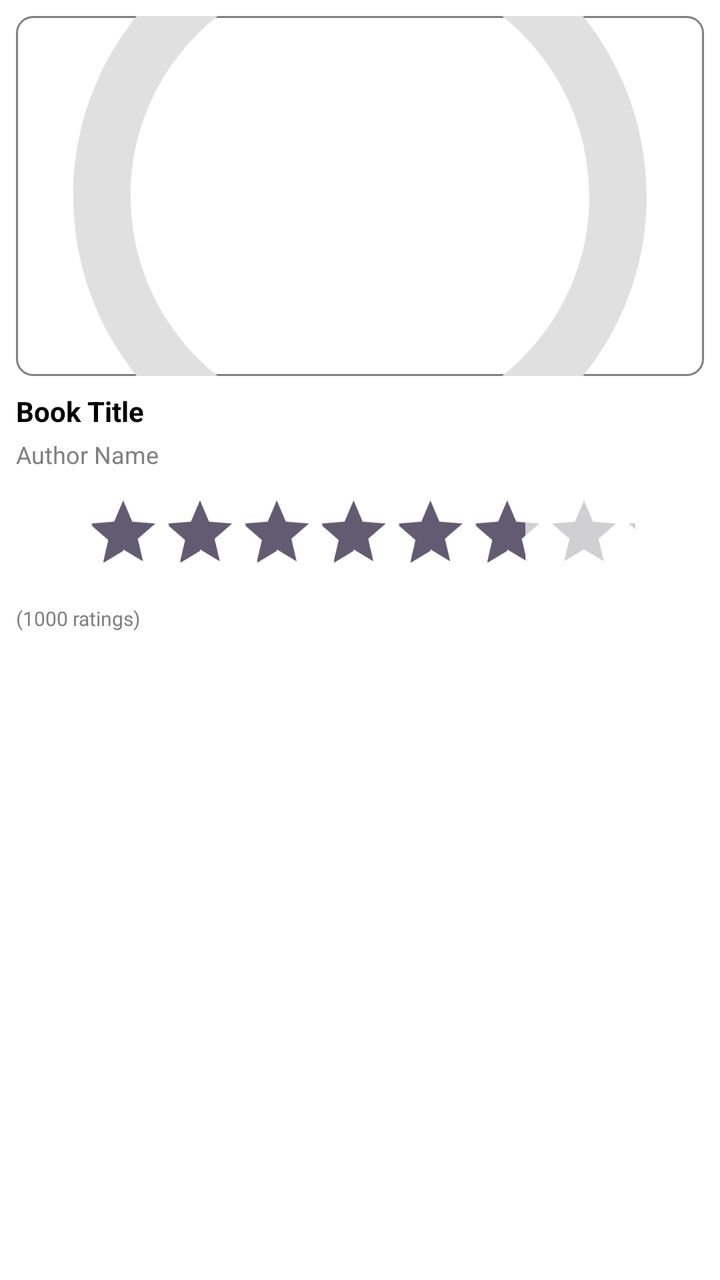
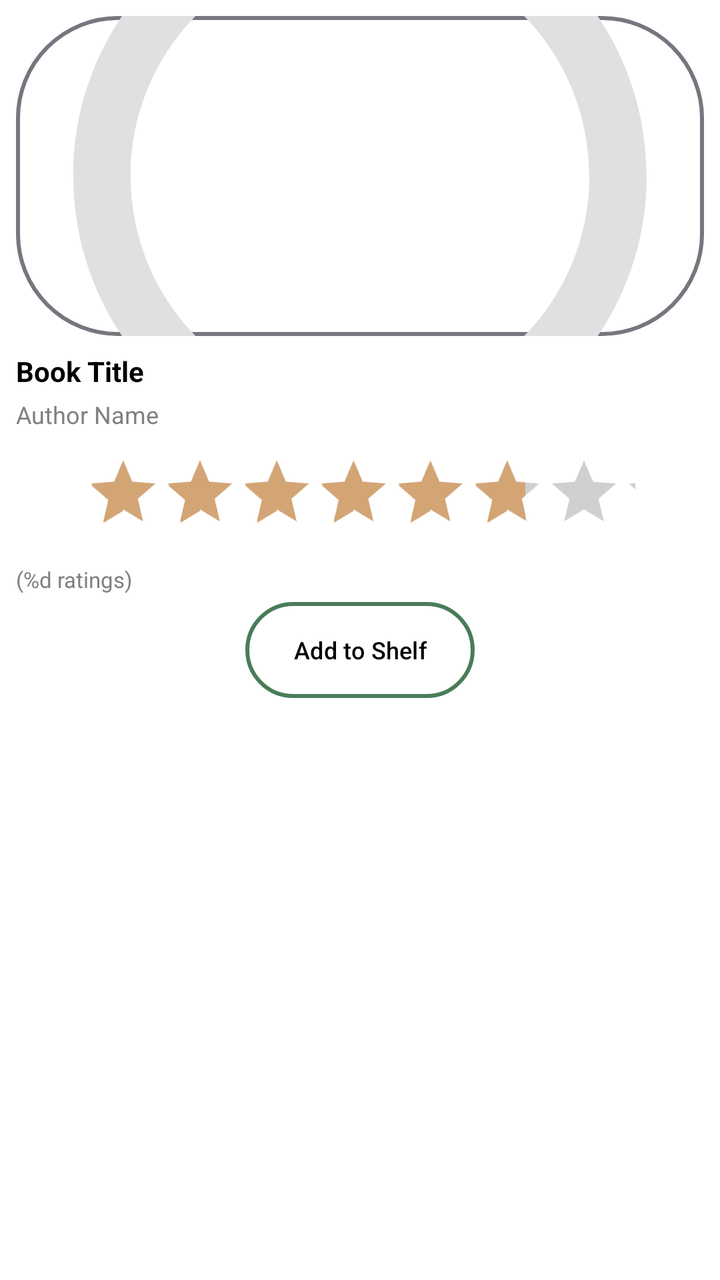

The first picture is an Android layout as it rendered before a commit; the second is the same layout after the commit. The layout source and the unified diff follow.
<!-- AndroidManifest.xml: application theme Theme.Alcove -->
<!-- res/layout/item_book.xml -->
<?xml version="1.0" encoding="utf-8"?>
<LinearLayout xmlns:android="http://schemas.android.com/apk/res/android"
    android:layout_width="160dp"
    android:layout_height="wrap_content"
    android:orientation="vertical"
    android:padding="8dp"
    android:background="@color/white">

    
    <ImageView
        android:id="@+id/bookCover"
        android:layout_width="match_parent"
        android:layout_height="180dp"
        android:src="@drawable/ic_book_placeholder"
        android:scaleType="centerCrop"
        android:layout_marginBottom="8dp"
        android:background="@drawable/rounded_input_background" />

    
    <TextView
        android:id="@+id/bookTitle"
        android:layout_width="match_parent"
        android:layout_height="wrap_content"
        android:text="Book Title"
        android:textSize="14sp"
        android:textStyle="bold"
        android:textColor="@color/black"
        android:maxLines="2"
        android:ellipsize="end"
        android:layout_marginBottom="4dp" />

    
    <TextView
        android:id="@+id/bookAuthor"
        android:layout_width="match_parent"
        android:layout_height="wrap_content"
        android:text="Author Name"
        android:textSize="12sp"
        android:textColor="@color/gray"
        android:maxLines="1"
        android:ellipsize="end"
        android:layout_marginBottom="6dp" />

    
    <RatingBar
        android:id="@+id/bookRating"
        android:layout_width="match_parent"
        android:layout_height="wrap_content"
        android:numStars="5"
        android:rating="4"
        android:isIndicator="true"
        android:scaleX="0.8"
        android:scaleY="0.8"
        android:layout_gravity="start"
        android:layout_marginBottom="4dp" />

    
    <TextView
        android:id="@+id/ratingCount"
        android:layout_width="match_parent"
        android:layout_height="wrap_content"
        android:text="(1000 ratings)"
        android:textSize="10sp"
        android:textColor="@color/gray" />

</LinearLayout>
<!-- resources referenced by this layout -->
<resources>
  <color name="black">#FF000000</color>
  <color name="gray">#FF808080</color>
  <color name="white">#FFFFFFFF</color>
  <!-- drawable ic_book_placeholder (drawable) -->
  <?xml version="1.0" encoding="utf-8"?>
  <vector xmlns:android="http://schemas.android.com/apk/res/android"
      android:width="24dp"
      android:height="24dp"
      android:viewportWidth="24"
      android:viewportHeight="24">
      <path
          android:fillColor="#FFE0E0E0"
          android:pathData="M12,2C6.48,2 2,6.48 2,12s4.48,10 10,10 10,-4.48 10,-10S17.52,2 12,2zM12,20c-4.42,0 -8,-3.58 -8,-8s3.58,-8 8,-8 8,3.58 8,8 -3.58,8 -8,8z" />
  </vector>
  <!-- drawable rounded_input_background (drawable) -->
  <?xml version="1.0" encoding="utf-8"?>
  <shape xmlns:android="http://schemas.android.com/apk/res/android"
      android:shape="rectangle">
      <solid android:color="#FFFFFFFF" />
      <stroke android:color="@color/gray" android:width="1dp" />
      <corners android:radius="8dp" />
  </shape>
  <style name="Theme.Alcove" parent="Base.Theme.Alcove" />
  <style name="Base.Theme.Alcove" parent="Theme.Material3.DayNight.NoActionBar">
          
          
      </style>
</resources>

<!-- the commit's change to res/layout/item_book.xml (unified diff, before → after) -->
@@ -10,18 +10,19 @@
     <ImageView
         android:id="@+id/bookCover"
         android:layout_width="match_parent"
-        android:layout_height="180dp"
+        android:layout_height="160dp"
         android:src="@drawable/ic_book_placeholder"
         android:scaleType="centerCrop"
         android:layout_marginBottom="8dp"
-        android:background="@drawable/rounded_input_background" />
+        android:background="@drawable/rounded_input_background"
+        android:contentDescription="@string/book_cover" />
 
     
     <TextView
         android:id="@+id/bookTitle"
         android:layout_width="match_parent"
         android:layout_height="wrap_content"
-        android:text="Book Title"
+        android:text="@string/book_title"
         android:textSize="14sp"
         android:textStyle="bold"
         android:textColor="@color/black"
@@ -34,7 +35,7 @@
         android:id="@+id/bookAuthor"
         android:layout_width="match_parent"
         android:layout_height="wrap_content"
-        android:text="Author Name"
+        android:text="@string/author_name"
         android:textSize="12sp"
         android:textColor="@color/gray"
         android:maxLines="1"
@@ -59,8 +60,21 @@
         android:id="@+id/ratingCount"
         android:layout_width="match_parent"
         android:layout_height="wrap_content"
-        android:text="(1000 ratings)"
-        android:textSize="10sp"
-        android:textColor="@color/gray" />
+        android:text="@string/ratings"
+        android:textSize="11sp"
+        android:textColor="@color/gray"
+        android:layout_marginBottom="4dp" />
+
+    
+    <Button
+        android:id="@+id/addToShelfBtn"
+        android:layout_width="wrap_content"
+        android:layout_height="wrap_content"
+        android:text="@string/add_to_shelf"
+        android:textSize="12sp"
+        android:background="@drawable/rounded_input_background"
+        android:textColor="@color/black"
+        android:layout_gravity="center"
+        android:contentDescription="@string/add_to_shelf" />
 
 </LinearLayout>
<!-- resource entries referenced after the edit -->
@@ -18,14 +18,59 @@
   <?xml version="1.0" encoding="utf-8"?>
   <shape xmlns:android="http://schemas.android.com/apk/res/android"
       android:shape="rectangle">
-      <solid android:color="#FFFFFFFF" />
-      <stroke android:color="@color/gray" android:width="1dp" />
-      <corners android:radius="8dp" />
+      <solid android:color="@android:color/transparent" />
+      <corners android:radius="50dp" /> 
+      <stroke
+          android:width="2dp"
+          android:color="@color/outline" /> 
   </shape>
+  <string name="add_to_shelf">Add to Shelf</string>
+  <string name="author_name">Author Name</string>
+  <string name="book_cover">Book cover</string>
+  <string name="book_title">Book Title</string>
+  <string name="ratings">(%d ratings)</string>
   <style name="Theme.Alcove" parent="Base.Theme.Alcove" />
-  <style name="Base.Theme.Alcove" parent="Theme.Material3.DayNight.NoActionBar">
+  <color name="outline">#79747E</color>
+  <style name="Base.Theme.Alcove" parent="Theme.Material3.Light.NoActionBar">
           
-          
+          <item name="colorPrimary">@color/primary</item>
+          <item name="colorOnPrimary">@color/on_primary</item>
+          <item name="colorPrimaryContainer">@color/primary_light</item>
+          <item name="colorOnPrimaryContainer">@color/on_primary</item>
+          <item name="colorSecondary">@color/secondary</item>
+          <item name="colorOnSecondary">@color/on_secondary</item>
+          <item name="colorSecondaryContainer">@color/secondary_light</item>
+          <item name="colorOnSecondaryContainer">@color/on_secondary</item>
+          <item name="colorTertiary">@color/secondary</item>
+          <item name="colorOnTertiary">@color/on_secondary</item>
+          <item name="colorTertiaryContainer">@color/secondary_light</item>
+          <item name="colorOnTertiaryContainer">@color/on_secondary</item>
+          <item name="colorError">@color/error</item>
+          <item name="colorOnError">@color/white</item>
+          <item name="colorErrorContainer">@color/error</item>
+          <item name="colorOnErrorContainer">@color/white</item>
+          <item name="colorSurface">@color/surface</item>
+          <item name="colorOnSurface">@color/on_surface</item>
+          <item name="colorSurfaceVariant">@color/surface_variant</item>
+          <item name="colorOnSurfaceVariant">@color/on_surface_variant</item>
+          <item name="colorOutline">@color/outline</item>
+          <item name="colorOutlineVariant">@color/outline_variant</item>
+          <item name="android:colorBackground">@color/background</item>
+          <item name="colorOnBackground">@color/on_background</item>
       </style>
+  <color name="primary">#4A7C59</color>
+  <color name="on_primary">#FFFFFF</color>
+  <color name="primary_light">#7A9B7E</color>
+  <color name="secondary">#D4A574</color>
+  <color name="on_secondary">#000000</color>
+  <color name="secondary_light">#E8C49A</color>
+  <color name="error">#BA1A1A</color>
+  <color name="surface">#FFFFFF</color>
+  <color name="on_surface">#1C1B1F</color>
+  <color name="surface_variant">#E7E0EC</color>
+  <color name="on_surface_variant">#49454F</color>
+  <color name="outline_variant">#CAC4D0</color>
+  <color name="background">#FEFCF8</color>
+  <color name="on_background">#1C1B1F</color>
 </resources>
 
